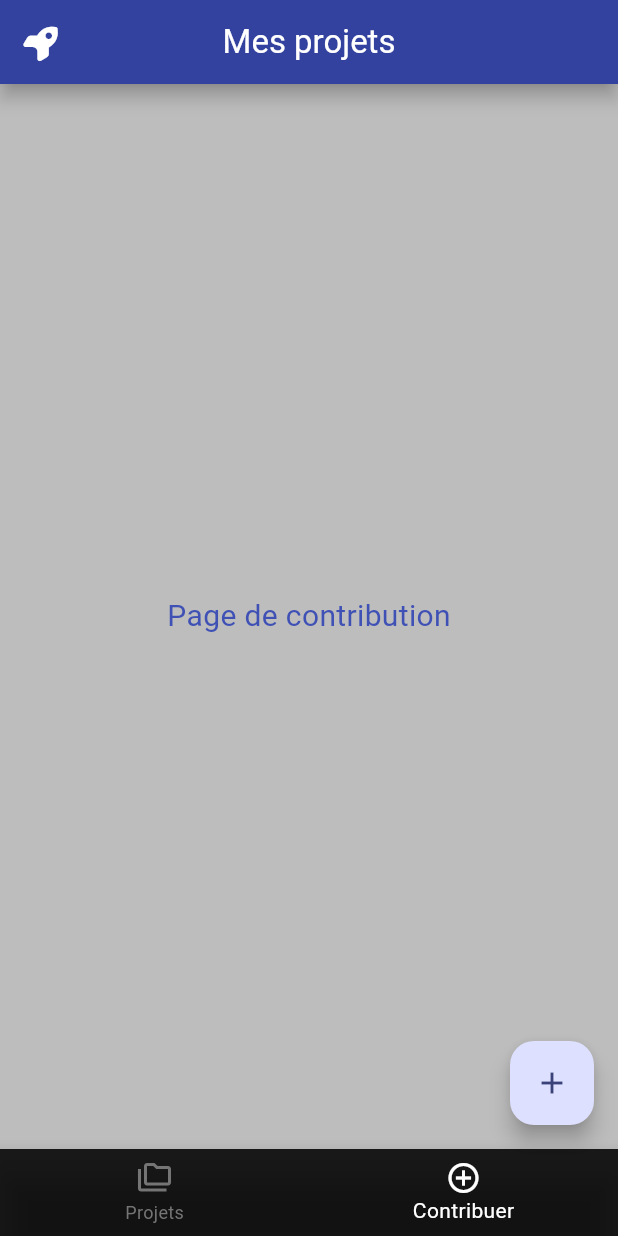
After one commit to VanessaViaud/FlutterAppli, a Flutter app: the screen it shows after launch, item 2 of the bottom bar chosen, after a tap on the "add" icon, on a phone screen of 412 x 824 dp. The commit adds this screen. Run offline on Flutter 3.47's test engine with Material 3 defaults, Android fonts, the phone set to English and light mode, and no system bars; our stand-ins replace font_awesome_flutter.

Commit message:
features/add_ContrutionPage

```diff
--- /dev/null
+++ b/lib/ContributionPage.dart
@@ -0,0 +1,9 @@
+import 'package:flutter/cupertino.dart';
+
+class ContributionPage extends StatelessWidget {
+
+  @override
+  Widget build(BuildContext context) {
+   return Text("Ceci est une page de contribution");
+  }
+}
--- a/lib/main.dart
+++ b/lib/main.dart
@@ -41,6 +41,21 @@
   State<MyHomePage> createState() => _MyHomePageState();
 }
 
+class ContributionPage extends StatelessWidget {
+  const ContributionPage({super.key});
+
+  @override
+  Widget build(BuildContext context) {
+    return Center(
+      child: Text(
+        'Page de contribution',
+        style: TextStyle(fontSize: 20, color: Colors.indigo),
+      ),
+    );
+  }
+}
+
+
 class _MyHomePageState extends State<MyHomePage> {
   List<Project> projects = [
     Project('Projet Un', "C'est un premier projet"),
@@ -51,6 +66,26 @@
     Project('Projet Six', "C'est un sixième projet"),
   ];
 
+  int _selectedIndex = 0;
+
+  void _incrementProjects() {
+    int projectNumber = 0;
+    var P = Project('New Project', 'Project au clic n° $projectNumber');
+    setState(() {
+      projectNumber++;
+      projects.add(P);
+    });
+  }
+
+  void _onItemTapped(int index) {
+    setState(() {
+      _selectedIndex = index;
+    });
+    if (_selectedIndex != 0) {
+      //si on clique sur l'onglet "Contribuer", le widget "ContributionPage" doit s'afficher au lieu de la liste des projets
+    }
+  }
+
   @override
   Widget build(BuildContext context) {
     return Scaffold(
@@ -59,7 +94,8 @@
         title: Text(widget.title),
         centerTitle: true,
       ),
-      body: Column(
+      body:_selectedIndex == 0
+          ? Column(
         children: <Widget>[
           ListView.builder(
             shrinkWrap: true,
@@ -95,14 +131,18 @@
             },
           ),
         ],
+              ): const ContributionPage(),
+      floatingActionButton: FloatingActionButton(
+        onPressed: _incrementProjects,
+        tooltip: 'Increment',
+        child: const Icon(Icons.add),
       ),
-      // floatingActionButton: FloatingActionButton(
-      //   onPressed: _incrementCounter,
-      //   tooltip: 'Increment',
-      //   child: const Icon(Icons.add),
-      // ), // This trailing comma makes auto-formatting nicer for build methods.
       bottomNavigationBar: BottomNavigationBar(
         backgroundColor: Colors.black87,
+        selectedItemColor: Colors.white,
+        unselectedItemColor: Colors.grey.shade600,
+        currentIndex: _selectedIndex,
+        onTap: _onItemTapped,
         items: const <BottomNavigationBarItem>[
           BottomNavigationBarItem(
             icon: Icon(Icons.folder_copy_outlined),
@@ -113,8 +153,6 @@
             label: 'Contribuer',
           ),
         ],
-        selectedItemColor: Colors.white,
-        unselectedItemColor: Colors.grey.shade600,
       ),
     );
   }
```
